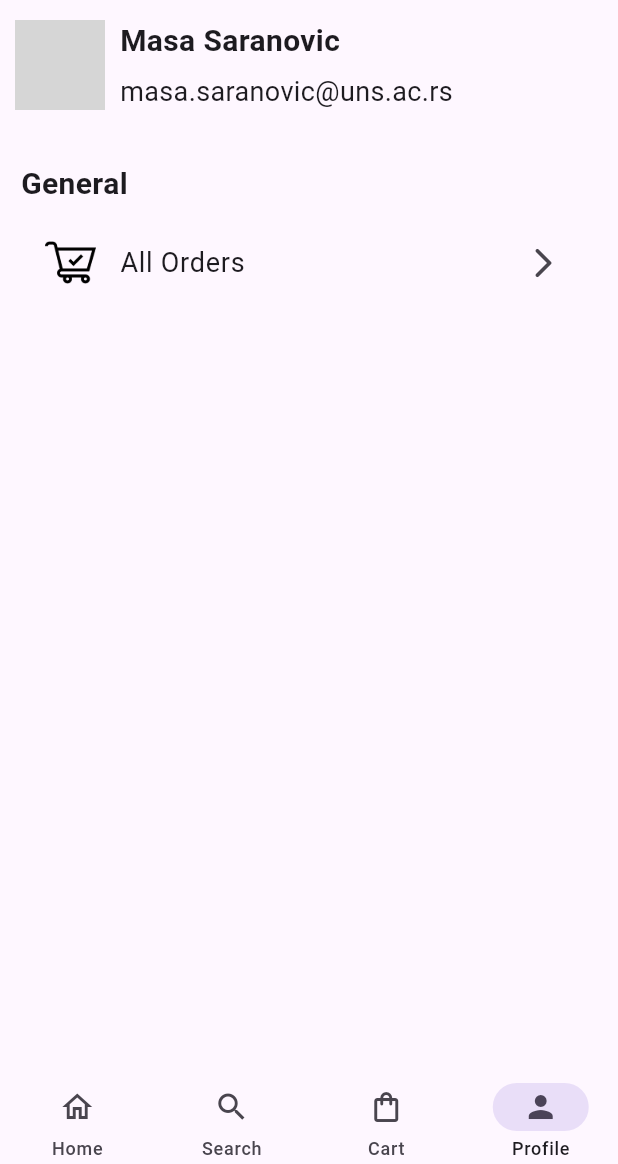
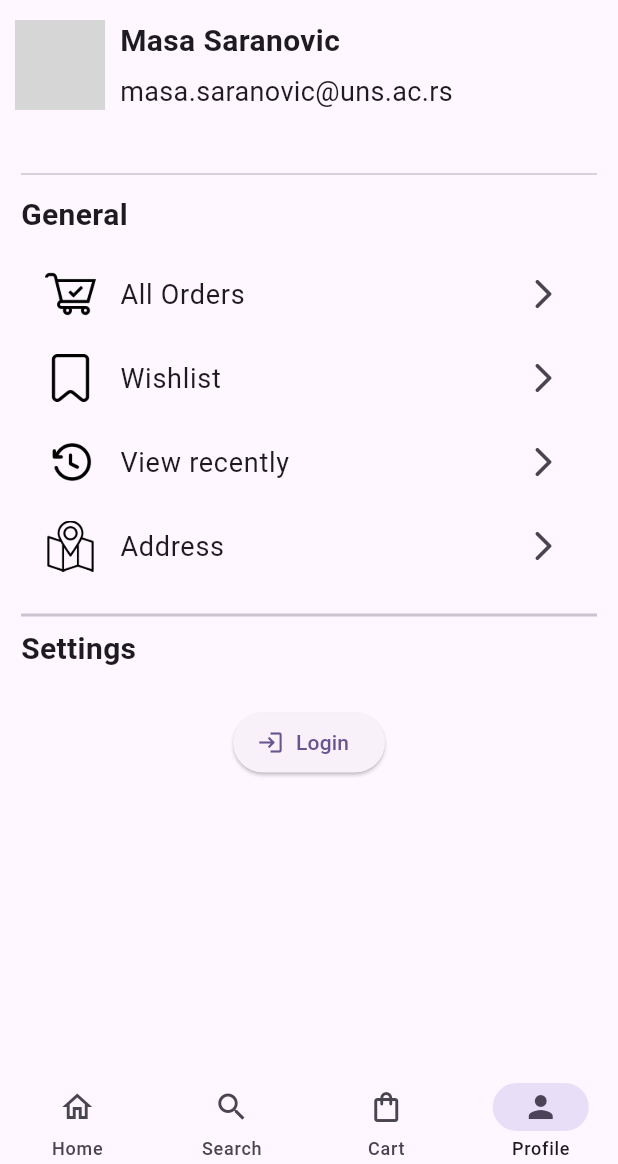
Before and after one commit to MasaSaranovic/MIT_Skriptarnica, a Flutter app: the screen it shows after launch, item 4 of the bottom bar chosen, after a tap on "All Orders", on a phone screen of 412 x 824 dp, the part 72-1236 px from its top. Run offline on Flutter 3.47's test engine with Material 3 defaults, Android fonts, the phone set to English and light mode, and no system bars; our stand-ins replace fancy_shimmer_image; missing offline and left inert: dynamic_height_grid_view; network calls fail; grey boxes are pictures that could not be loaded.

Commit message:
Vežbe 4

```diff
--- /dev/null
+++ b/lib/consts/app_constants.dart
@@ -0,0 +1,4 @@
+class AppConstants {
+  static const String imageUrl =
+      "https://m.media-amazon.com/images/I/71nj3JM-igL._AC_UF894,1000_QL80_.jpg";
+}
--- /dev/null
+++ b/lib/screens/cart/bottom_checkout.dart
@@ -0,0 +1,49 @@
+import 'package:flutter/material.dart';
+import 'package:skriptarnicaftn/consts/app_colors.dart';
+import 'package:skriptarnicaftn/widgets/subtitle_text.dart';
+import 'package:skriptarnicaftn/widgets/title_text.dart';
+
+class CartBottomSheetWidget extends StatelessWidget {
+  const CartBottomSheetWidget({super.key});
+
+  @override
+  Widget build(BuildContext context) {
+    return Container(
+      decoration: BoxDecoration(
+        color: Theme.of(context).scaffoldBackgroundColor,
+        border: const Border(
+          top: BorderSide(width: 1, color: Colors.grey),
+        ),
+      ),
+      child: Padding(
+        padding: const EdgeInsets.all(8.0),
+        child: SizedBox(
+          height: kBottomNavigationBarHeight + 10,
+          child: Row(
+            mainAxisAlignment: MainAxisAlignment.spaceBetween,
+            children: [
+              const Flexible(
+                child: Column(
+                  crossAxisAlignment: CrossAxisAlignment.start,
+                  children: [
+                    FittedBox(
+                        child: TitlesTextWidget(
+                            label: "Total (5 products/10 items)")),
+                    SubtitleTextWidget(
+                      label: "2200 RSD",
+                      color: AppColors.lightCardColor,
+                    ),
+                  ],
+                ),
+              ),
+              ElevatedButton(
+                onPressed: () {},
+                child: const Text("Checkout"),
+              ),
+            ],
+          ),
+        ),
+      ),
+    );
+  }
+}
--- /dev/null
+++ b/lib/screens/cart/cart_screen.dart
@@ -0,0 +1,45 @@
+import 'package:flutter/material.dart';
+import 'package:skriptarnicaftn/screens/cart/bottom_checkout.dart';
+import 'package:skriptarnicaftn/screens/cart/cart_widget.dart';
+import 'package:skriptarnicaftn/services/assets_manager.dart';
+import 'package:skriptarnicaftn/widgets/empty_bag.dart';
+
+class CartScreen extends StatelessWidget {
+  const CartScreen({super.key});
+  final bool isEmpty = false;
+
+  @override
+  Widget build(BuildContext context) {
+    return isEmpty
+        ? Scaffold(
+            body: EmptyBagWidget(
+              imagePath: "${AssetsManager.imagePath}/bag/checkout.png",
+              title: "Your Cart is Empty",
+              subtitle:
+                  "Looks like you haven't added \n anything to your cart yet.",
+              buttonText: "Shop Now",
+            ),
+          )
+        : Scaffold(
+            bottomSheet: const CartBottomSheetWidget(),
+            appBar: AppBar(
+              leading: Padding(
+                padding: const EdgeInsets.all(8.0),
+                child: Image.asset("${AssetsManager.imagePath}/logo.png"),
+              ),
+              title: const Text("FTN Script Store"),
+              actions: [
+                IconButton(
+                  onPressed: () {},
+                  icon: const Icon(Icons.delete_forever_rounded),
+                )
+              ],
+            ),
+            body: ListView.builder(
+              itemCount: 10,
+              itemBuilder: (context, index) {
+                return const CartWidget();
+              },
+            ));
+  }
+}
--- /dev/null
+++ b/lib/screens/cart/cart_widget.dart
@@ -0,0 +1,112 @@
+import 'package:fancy_shimmer_image/fancy_shimmer_image.dart';
+import 'package:flutter/material.dart';
+import 'package:skriptarnicaftn/consts/app_colors.dart';
+import 'package:skriptarnicaftn/consts/app_constants.dart';
+import 'package:skriptarnicaftn/screens/cart/quantity_btm_sheet.dart';
+import 'package:skriptarnicaftn/widgets/subtitle_text.dart';
+import 'package:skriptarnicaftn/widgets/title_text.dart';
+
+class CartWidget extends StatelessWidget {
+  const CartWidget({super.key});
+
+  @override
+  Widget build(BuildContext context) {
+    Size size = MediaQuery.of(context).size;
+    return FittedBox(
+      child: IntrinsicWidth(
+        child: Padding(
+          padding: const EdgeInsets.all(8.0),
+          child: Row(
+            crossAxisAlignment: CrossAxisAlignment.start,
+            children: [
+              ClipRRect(
+                borderRadius: BorderRadius.circular(12.0),
+                child: FancyShimmerImage(
+                  imageUrl: AppConstants.imageUrl,
+                  height: size.height * 0.2,
+                  width: size.height * 0.2,
+                  boxFit: BoxFit.contain,
+                ),
+              ),
+              const SizedBox(
+                width: 10,
+              ),
+              IntrinsicWidth(
+                child: Column(
+                  children: [
+                    Row(
+                      children: [
+                        SizedBox(
+                          width: size.width * 0.6,
+                          child: TitlesTextWidget(
+                            label: "Title" * 15,
+                            maxLines: 2,
+                          ),
+                        ),
+                        Column(
+                          children: [
+                            IconButton(
+                              onPressed: () {},
+                              icon: const Icon(
+                                Icons.clear,
+                                color: AppColors.lightCardColor,
+                              ),
+                            ),
+                            IconButton(
+                              onPressed: () {},
+                              icon: const Icon(
+                                Icons.favorite_border_outlined,
+                              ),
+                            ),
+                          ],
+                        ),
+                      ],
+                    ),
+                    Row(
+                      mainAxisAlignment: MainAxisAlignment.spaceBetween,
+                      children: [
+                        const SubtitleTextWidget(
+                          label: "1200 RSD",
+                          color: AppColors.lightCardColor,
+                        ),
+                        const Spacer(),
+                        OutlinedButton.icon(
+                          onPressed: () async {
+                            await showModalBottomSheet(
+                              backgroundColor:
+                                  Theme.of(context).scaffoldBackgroundColor,
+                              shape: const RoundedRectangleBorder(
+                                borderRadius: BorderRadius.only(
+                                  topLeft: Radius.circular(30),
+                                  topRight: Radius.circular(30),
+                                ),
+                              ),
+                              context: context,
+                              builder: (context) {
+                                return const QuantityBottomSheetWidget();
+                              },
+                            );
+                          },
+                          icon: const Icon(Icons.arrow_right),
+                          label: const Text(
+                            "Qty: 5",
+                          ),
+                          style: OutlinedButton.styleFrom(
+                            side: const BorderSide(width: 1),
+                            shape: RoundedRectangleBorder(
+                              borderRadius: BorderRadius.circular(30.0),
+                            ),
+                          ),
+                        ),
+                      ],
+                    )
+                  ],
+                ),
+              )
+            ],
+          ),
+        ),
+      ),
+    );
+  }
+}
--- a/lib/screens/cart_screen.dart
+++ /dev/null
@@ -1,15 +0,0 @@
-import 'package:flutter/material.dart';
-import 'package:skriptarnicaftn/widgets/title_text.dart';
-
-class CartScreen extends StatelessWidget {
-  const CartScreen({super.key});
-
-  @override
-  Widget build(BuildContext context) {
-    return const Scaffold(
-      body: Center(
-        child: TitlesTextWidget(label: "Cart Screen"),
-      ),
-    );
-  }
-}
--- a/lib/screens/profile_screen.dart
+++ b/lib/screens/profile_screen.dart
@@ -16,7 +16,8 @@ class ProfileScreen extends StatelessWidget {
           ),
           title: const Text("Profile Screen"),
         ),
-        body: Column(
+        body: SingleChildScrollView(
+          child: Column(
             crossAxisAlignment: CrossAxisAlignment.start,
             children: [
               const Visibility(
@@ -68,20 +69,70 @@ class ProfileScreen extends StatelessWidget {
                 child: Column(
                   crossAxisAlignment: CrossAxisAlignment.start,
                   children: [
+                    const Divider(),
+                    const SizedBox(height: 5),
                     const TitlesTextWidget(label: "General"),
                     const SizedBox(height: 10),
-                  ListTile(
-                    onTap: () {},
-                    title: const SubtitleTextWidget(label: "All Orders"),
-                    leading: Image.asset(
+                    CustomListTile(
+                        imagePath:
                             "${AssetsManager.imagePath}/bag/checkout.png",
-                        height: 34),
-                    trailing: const Icon(Icons.arrow_forward_ios_rounded),
+                        text: "All Orders",
+                        function: () {}),
+                    CustomListTile(
+                        imagePath:
+                            "${AssetsManager.imagePath}/bag/wishlist.png",
+                        text: "Wishlist",
+                        function: () {}),
+                    CustomListTile(
+                        imagePath:
+                            "${AssetsManager.imagePath}/profile/repeat.png",
+                        text: "View recently",
+                        function: () {}),
+                    CustomListTile(
+                      imagePath: "${AssetsManager.imagePath}/address.png",
+                      text: "Address",
+                      function: () {},
                     ),
+                    const SizedBox(height: 10),
+                    const Divider(
+                      thickness: 2,
+                    ),
+                    const TitlesTextWidget(label: "Settings"),
+                    const SizedBox(height: 10),
                   ],
                 ),
               ),
+              Center(
+                child: ElevatedButton.icon(
+                  onPressed: () {},
+                  icon: const Icon(Icons.login),
+                  label: const Text("Login"),
+                ),
+              )
             ],
+          ),
         ));
   }
 }
+
+class CustomListTile extends StatelessWidget {
+  const CustomListTile(
+      {super.key,
+      required this.imagePath,
+      required this.text,
+      required this.function});
+  final String imagePath, text;
+  final Function function;
+
+  @override
+  Widget build(BuildContext context) {
+    return ListTile(
+      onTap: () {
+        function();
+      },
+      title: SubtitleTextWidget(label: text),
+      leading: Image.asset(imagePath, height: 34),
+      trailing: const Icon(Icons.arrow_forward_ios_rounded),
+    );
+  }
+}
--- a/lib/screens/root_screen.dart
+++ b/lib/screens/root_screen.dart
@@ -1,5 +1,5 @@
 import 'package:flutter/material.dart';
-import 'package:skriptarnicaftn/screens/cart_screen.dart';
+import 'package:skriptarnicaftn/screens/cart/cart_screen.dart';
 import 'package:skriptarnicaftn/screens/home_screen.dart';
 import 'package:skriptarnicaftn/screens/profile_screen.dart';
 import 'package:skriptarnicaftn/screens/search_screen.dart';
@@ -13,7 +13,7 @@ class RootScreen extends StatefulWidget {
 
 class _RootScreenState extends State<RootScreen> {
   late List<Widget> screens;
-  int currentScreen = 3;
+  int currentScreen = 1;
   late PageController controller;
 
   @override
--- a/lib/screens/search_screen.dart
+++ b/lib/screens/search_screen.dart
@@ -1,14 +1,93 @@
+import 'package:dynamic_height_grid_view/dynamic_height_grid_view.dart';
 import 'package:flutter/material.dart';
-import 'package:skriptarnicaftn/widgets/title_text.dart';
+import 'package:skriptarnicaftn/consts/app_colors.dart';
+import 'package:skriptarnicaftn/services/assets_manager.dart';
+import 'package:skriptarnicaftn/widgets/products/product_widget.dart';
 
-class SearchScreen extends StatelessWidget {
+class SearchScreen extends StatefulWidget {
   const SearchScreen({super.key});
 
   @override
+  State<SearchScreen> createState() => _SearchScreenState();
+}
+
+class _SearchScreenState extends State<SearchScreen> {
+  late TextEditingController searchTextController;
+  @override
+  void initState() {
+    searchTextController = TextEditingController();
+    super.initState();
+  }
+
+  @override
+  void dispose() {
+    searchTextController.dispose();
+    super.dispose();
+  }
+
+  @override
   Widget build(BuildContext context) {
-    return const Scaffold(
-        body: Center(
-      child: TitlesTextWidget(label: "Search Screen"),
-    ));
+    return GestureDetector(
+      onTap: () {
+        FocusScope.of(context).unfocus();
+      },
+      child: Scaffold(
+        appBar: AppBar(
+            leading: Padding(
+              padding: const EdgeInsets.all(8.0),
+              child: Image.asset("${AssetsManager.imagePath}/logo.png"),
+            ),
+            title: const Text("FTN Script Store")),
+        body: Padding(
+          padding: const EdgeInsets.all(8.0),
+          child: Column(
+            children: [
+              const SizedBox(
+                height: 15.0,
+              ),
+              TextField(
+                controller: searchTextController,
+                decoration: InputDecoration(
+                  prefixIcon: const Icon(Icons.search),
+                  suffixIcon: GestureDetector(
+                    onTap: () {
+//setState(() {
+                      FocusScope.of(context).unfocus();
+                      searchTextController.clear();
+//});
+                    },
+                    child: const Icon(
+                      Icons.clear,
+                      color: AppColors.lightCardColor,
+                    ),
+                  ),
+                ),
+                onChanged: (value) {
+// log("value of the text is $value");
+                },
+                onSubmitted: (value) {
+// log("value of the text is $value");
+// log("value of the controller text:
+//${searchTextController.text}");
+                },
+              ),
+              const SizedBox(
+                height: 15.0,
+              ),
+              Expanded(
+                child: DynamicHeightGridView(
+                    mainAxisSpacing: 12,
+                    crossAxisSpacing: 12,
+                    builder: (context, index) {
+                      return const ProductWidget();
+                    },
+                    itemCount: 200,
+                    crossAxisCount: 2),
+              ),
+            ],
+          ),
+        ),
+      ),
+    );
   }
 }
--- /dev/null
+++ b/lib/widgets/products/product_widget.dart
@@ -0,0 +1,104 @@
+import 'dart:developer';
+
+import 'package:fancy_shimmer_image/fancy_shimmer_image.dart';
+import 'package:flutter/material.dart';
+import 'package:skriptarnicaftn/consts/app_colors.dart';
+import 'package:skriptarnicaftn/consts/app_constants.dart';
+import 'package:skriptarnicaftn/widgets/subtitle_text.dart';
+import 'package:skriptarnicaftn/widgets/title_text.dart';
+
+class ProductWidget extends StatefulWidget {
+  const ProductWidget({super.key});
+
+  @override
+  State<ProductWidget> createState() => _ProductWidgetState();
+}
+
+class _ProductWidgetState extends State<ProductWidget> {
+  @override
+  Widget build(BuildContext context) {
+    Size size = MediaQuery.of(context).size;
+    return Padding(
+      padding: const EdgeInsets.all(0.0),
+      child: GestureDetector(
+        onTap: () {
+          log("ToDo add the navigate to the product details screen");
+        },
+        child: Column(
+          children: [
+            ClipRRect(
+              borderRadius: BorderRadius.circular(12.0),
+              child: FancyShimmerImage(
+                imageUrl: AppConstants.imageUrl,
+                height: size.height * 0.22,
+                width: double.infinity,
+              ),
+            ),
+            const SizedBox(
+              height: 12.0,
+            ),
+            Padding(
+              padding: const EdgeInsets.all(2.0),
+              child: Row(
+                children: [
+                  Flexible(
+                    flex: 5,
+                    child: TitlesTextWidget(
+                      label: "Title " * 10,
+                      fontSize: 18,
+                      maxLines: 2,
+                    ),
+                  ),
+                  Flexible(
+                    flex: 2,
+                    child: IconButton(
+                      onPressed: () {},
+                      icon: const Icon(Icons.favorite_border_outlined),
+                    ),
+                  ),
+                ],
+              ),
+            ),
+            const SizedBox(
+              height: 6.0,
+            ),
+            Padding(
+              padding: const EdgeInsets.all(2.0),
+              child: Row(
+                mainAxisAlignment: MainAxisAlignment.spaceBetween,
+                children: [
+                  const Flexible(
+                    flex: 1,
+                    child: SubtitleTextWidget(
+                      label: "1200 RSD",
+                      fontWeight: FontWeight.w600,
+                      color: AppColors.lightCardColor,
+                    ),
+                  ),
+                  Flexible(
+                    child: Material(
+                      borderRadius: BorderRadius.circular(12.0),
+                      color: AppColors.lightPrimary,
+                      child: InkWell(
+                        borderRadius: BorderRadius.circular(12.0),
+                        onTap: () {},
+                        splashColor: Colors.blueGrey,
+                        child: const Padding(
+                          padding: EdgeInsets.all(6.0),
+                          child: Icon(Icons.add_shopping_cart_outlined),
+                        ),
+                      ),
+                    ),
+                  ),
+                ],
+              ),
+            ),
+            const SizedBox(
+              height: 12.0,
+            ),
+          ],
+        ),
+      ),
+    );
+  }
+}
--- a/pubspec.yaml
+++ b/pubspec.yaml
@@ -12,6 +12,8 @@ dependencies:
     sdk: flutter
 
   cupertino_icons: ^1.0.8
+  fancy_shimmer_image: ^2.0.3
+  dynamic_height_grid_view: ^0.0.4
 
 dev_dependencies:
   flutter_test:
```
Also changed, not shown: lib/consts/theme_data.dart (+38 -7 lines), lib/screens/cart/quantity_btm_sheet.dart (added, +48 -0 lines), lib/widgets/empty_bag.dart (added, +57 -0 lines), pubspec.lock, 2 other files. Lines whose indentation alone changed are shown as unchanged.
